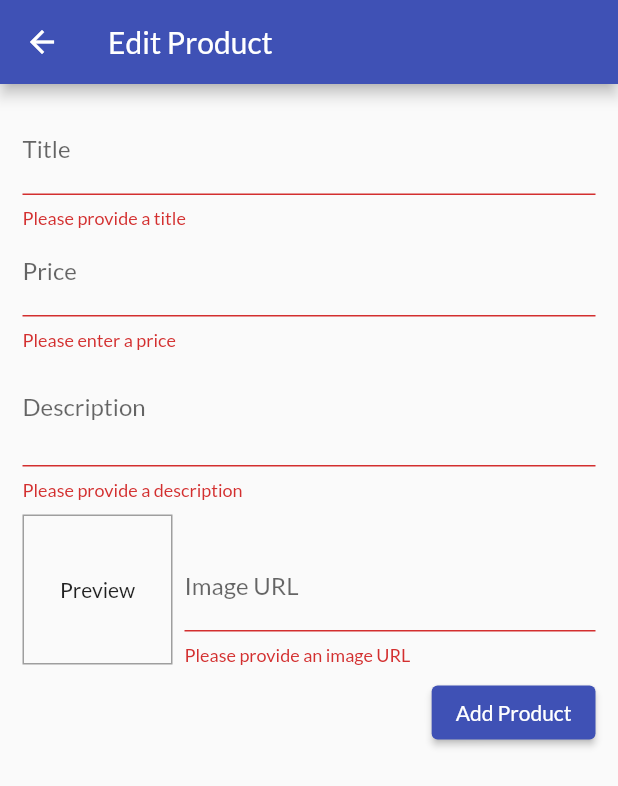
After one commit to abubakrmuhammad/shop_app, a Flutter app: the EditProductScreen screen opened by its route, after a tap on "Add Product", on a phone screen of 412 x 824 dp. The commit adds this screen. Shown: the top 786 px of the screen. Run offline on Flutter 3.47's test engine with Material 2 defaults, Android fonts, the phone set to English and light mode, and no system bars; network calls fail.

Commit message:
add add_product screen

```diff
--- a/lib/main.dart
+++ b/lib/main.dart
@@ -1,15 +1,16 @@
 import 'package:flutter/material.dart';
 import 'package:provider/provider.dart';
-import 'package:shop_app/screens/user_products_screen.dart';
 
 import './providers/products.dart';
 import './providers/cart.dart';
+import './providers/orders.dart';
+
 import './screens/orders_screen.dart';
-
 import './screens/product_details_screen.dart';
 import './screens/products_overview_screen.dart';
 import './screens/cart_screen.dart';
-import './providers/orders.dart';
+import '../screens/edit_product_screen.dart';
+import '../screens/user_products_screen.dart';
 
 void main() {
   runApp(const MyApp());
@@ -40,6 +41,7 @@ class MyApp extends StatelessWidget {
           CartScreen.routeName: (ctx) => const CartScreen(),
           OrdersScreen.routeName: (ctx) => const OrdersScreen(),
           UserProductsScreen.routeName: (ctx) => const UserProductsScreen(),
+          EditProductScreen.routeName: (ctx) => const EditProductScreen(),
         },
       ),
     );
--- a/lib/providers/product.dart
+++ b/lib/providers/product.dart
@@ -17,6 +17,30 @@ class Product with ChangeNotifier {
     this.isFavorite = false,
   });
 
+  Product.withDefualtProps({
+    this.id = '',
+    this.title = '',
+    this.description = '',
+    this.price = 0.0,
+    this.imageUrl = '',
+    this.isFavorite = false,
+  });
+
+  Product.fromExistingProduct(
+    Product existingProduct, {
+    String? id,
+    String? title,
+    String? description,
+    double? price,
+    String? imageUrl,
+    bool? isFavorite,
+  })  : id = id ?? existingProduct.id,
+        title = title ?? existingProduct.title,
+        description = description ?? existingProduct.description,
+        price = price ?? existingProduct.price,
+        imageUrl = imageUrl ?? existingProduct.imageUrl,
+        isFavorite = isFavorite ?? existingProduct.isFavorite;
+
   void toggleFavoriteStatus() {
     isFavorite = !isFavorite;
 
--- a/lib/providers/products.dart
+++ b/lib/providers/products.dart
@@ -16,4 +16,13 @@ class Products with ChangeNotifier {
   Product findById(String id) {
     return _products.firstWhere((product) => product.id == id);
   }
+
+  void addProduct(Product product) {
+    final productToAdd =
+        Product.fromExistingProduct(product, id: DateTime.now().toString());
+
+    _products.add(productToAdd);
+
+    notifyListeners();
+  }
 }
--- /dev/null
+++ b/lib/screens/edit_product_screen.dart
@@ -0,0 +1,205 @@
+import 'package:flutter/material.dart';
+import 'package:provider/provider.dart';
+
+import '../providers/product.dart';
+import '../providers/products.dart';
+
+class EditProductScreen extends StatefulWidget {
+  static const routeName = '/edit-product';
+  const EditProductScreen({Key? key}) : super(key: key);
+
+  @override
+  State<EditProductScreen> createState() => _EditProductScreenState();
+}
+
+class _EditProductScreenState extends State<EditProductScreen> {
+  final _priceFocusNode = FocusNode();
+  final _descriptionFocusNode = FocusNode();
+  final _imageUrlFocusNode = FocusNode();
+  final _imageUrlController = TextEditingController();
+  final _formKey = GlobalKey<FormState>();
+
+  Product _editedProduct = Product.withDefualtProps();
+
+  @override
+  void initState() {
+    _imageUrlFocusNode.addListener(_updateImageUrl);
+
+    super.initState();
+  }
+
+  @override
+  void dispose() {
+    _imageUrlFocusNode.removeListener(_updateImageUrl);
+    _priceFocusNode.dispose();
+    _descriptionFocusNode.dispose();
+    _imageUrlFocusNode.dispose();
+    _imageUrlController.dispose();
+
+    super.dispose();
+  }
+
+  void _updateImageUrl() {
+    final value = _imageUrlController.text;
+
+    if (!_imageUrlFocusNode.hasFocus) {
+      if (value.isEmpty || !value.startsWith('http')) {
+        return;
+      }
+
+      setState(() {});
+    }
+  }
+
+  void _submitHandler() {
+    final isValid = _formKey.currentState!.validate();
+    if (!isValid) return;
+
+    _formKey.currentState?.save();
+
+    Provider.of<Products>(context, listen: false).addProduct(_editedProduct);
+    Navigator.of(context).pop();
+  }
+
+  @override
+  Widget build(BuildContext context) {
+    return Scaffold(
+      appBar: AppBar(
+        title: const Text('Edit Product'),
+      ),
+      body: Padding(
+        padding: const EdgeInsets.all(15),
+        child: Form(
+          key: _formKey,
+          child: SingleChildScrollView(
+            child: Column(
+              crossAxisAlignment: CrossAxisAlignment.end,
+              children: [
+                TextFormField(
+                  decoration: const InputDecoration(labelText: 'Title'),
+                  textInputAction: TextInputAction.next,
+                  validator: (value) {
+                    if (value == null || value.isEmpty) {
+                      return 'Please provide a title';
+                    }
+
+                    return null;
+                  },
+                  onFieldSubmitted: (_) =>
+                      FocusScope.of(context).requestFocus(_priceFocusNode),
+                  onSaved: (newValue) {
+                    _editedProduct = Product.fromExistingProduct(
+                      _editedProduct,
+                      title: newValue,
+                    );
+                  },
+                ),
+                TextFormField(
+                  decoration: const InputDecoration(labelText: 'Price'),
+                  textInputAction: TextInputAction.next,
+                  keyboardType: TextInputType.number,
+                  focusNode: _priceFocusNode,
+                  validator: (value) {
+                    if (value == null || value.isEmpty) {
+                      return 'Please enter a price';
+                    }
+                    if (double.tryParse(value) == null) {
+                      return 'Please enter a valid price';
+                    }
+                    if (double.parse(value) <= 0) {
+                      return 'Price must be greater than zero';
+                    }
+                    return null;
+                  },
+                  onFieldSubmitted: (_) => FocusScope.of(context)
+                      .requestFocus(_descriptionFocusNode),
+                  onSaved: (newValue) {
+                    if (newValue == null || newValue.isEmpty) newValue = '0.0';
+
+                    _editedProduct = Product.fromExistingProduct(
+                      _editedProduct,
+                      price: double.parse(newValue),
+                    );
+                  },
+                ),
+                TextFormField(
+                  decoration: const InputDecoration(labelText: 'Description'),
+                  keyboardType: TextInputType.multiline,
+                  maxLines: 2,
+                  focusNode: _descriptionFocusNode,
+                  validator: (value) {
+                    if (value == null || value.isEmpty) {
+                      return 'Please provide a description';
+                    }
+                    if (value.length < 10) {
+                      return 'Description should be atleast 10 characters';
+                    }
+                    return null;
+                  },
+                  onSaved: (newValue) {
+                    _editedProduct = Product.fromExistingProduct(
+                      _editedProduct,
+                      description: newValue,
+                    );
+                  },
+                ),
+                Row(
+                  crossAxisAlignment: CrossAxisAlignment.end,
+                  children: [
+                    Container(
+                      margin: const EdgeInsets.fromLTRB(0, 10, 8, 0),
+                      width: 100,
+                      height: 100,
+                      decoration: BoxDecoration(
+                        border: Border.all(color: Colors.grey),
+                      ),
+                      child: _imageUrlController.text.isEmpty
+                          ? const Center(child: Text('Preview'))
+                          : FittedBox(
+                              child: Image.network(
+                                _imageUrlController.text,
+                                fit: BoxFit.contain,
+                              ),
+                            ),
+                    ),
+                    Expanded(
+                      child: TextFormField(
+                        decoration:
+                            const InputDecoration(labelText: 'Image URL'),
+                        keyboardType: TextInputType.url,
+                        textInputAction: TextInputAction.done,
+                        focusNode: _imageUrlFocusNode,
+                        controller: _imageUrlController,
+                        validator: (value) {
+                          if (value == null || value.isEmpty) {
+                            return 'Please provide an image URL';
+                          }
+                          if (!value.startsWith('http')) {
+                            return 'Please enter a valid URL';
+                          }
+
+                          return null;
+                        },
+                        onSaved: (newValue) {
+                          _editedProduct = Product.fromExistingProduct(
+                            _editedProduct,
+                            imageUrl: newValue,
+                          );
+                        },
+                      ),
+                    )
+                  ],
+                ),
+                const SizedBox(height: 8),
+                ElevatedButton(
+                  onPressed: _submitHandler,
+                  child: const Text('Add Product'),
+                ),
+              ],
+            ),
+          ),
+        ),
+      ),
+    );
+  }
+}
--- a/lib/screens/user_products_screen.dart
+++ b/lib/screens/user_products_screen.dart
@@ -1,5 +1,6 @@
 import 'package:flutter/material.dart';
 import 'package:provider/provider.dart';
+import 'package:shop_app/screens/edit_product_screen.dart';
 import 'package:shop_app/widgets/main_drawer.dart';
 
 import '../providers/products.dart';
@@ -18,7 +19,11 @@ class UserProductsScreen extends StatelessWidget {
         appBar: AppBar(
           title: const Text('Your Products'),
           actions: [
-            IconButton(onPressed: () {}, icon: const Icon(Icons.add)),
+            IconButton(
+                onPressed: () {
+                  Navigator.of(context).pushNamed(EditProductScreen.routeName);
+                },
+                icon: const Icon(Icons.add)),
           ],
         ),
         drawer: const MainDrawer(),
```
